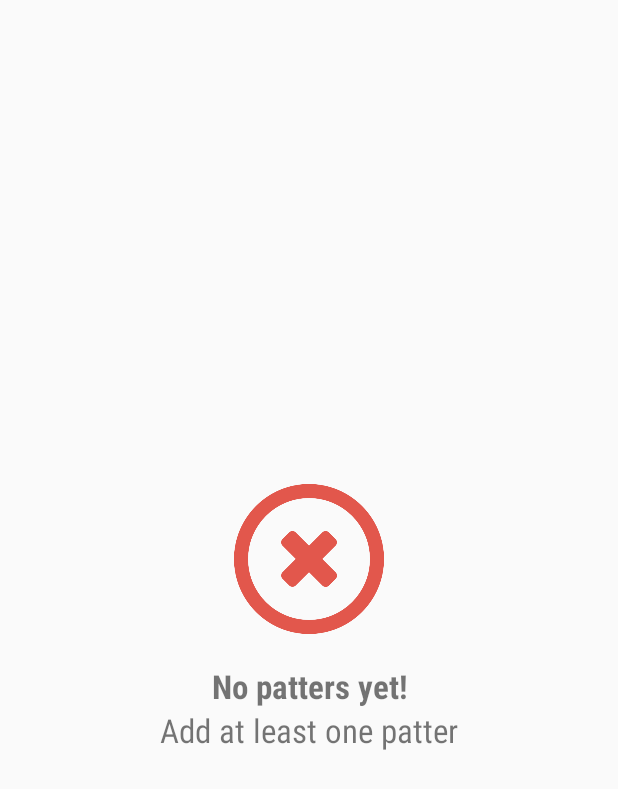
After one commit to prashant31191/SpeechPlus, an Android app: the layout fragment_empty.xml on its own in the app's theme, with its tools: preview values and no code run, on a phone screen of 412 x 824 dp. The commit adds this screen. Shown: the top 789 px of the screen. Run offline under Robolectric (Android 15) with nearby library versions, the phone set to English and light mode, and no system bars.

Commit message:
Change fragment_empty.xml

```diff
--- a/app/src/main/res/layout-sw600dp/card_view_speech.xml
+++ b/app/src/main/res/layout-sw600dp/card_view_speech.xml
@@ -27,7 +27,7 @@
             android:layout_margin="@dimen/title_text_margin"
             android:fontFamily="sans-serif-condensed"
             android:gravity="center"
-            android:textSize="@dimen/title_size"
+            android:textSize="@dimen/title_size_tablet"
             tools:text="Text"/>
 
         <com.sackcentury.shinebuttonlib.ShineButton
--- /dev/null
+++ b/app/src/main/res/layout-sw600dp/fragment_empty.xml
@@ -0,0 +1,51 @@
+<?xml version="1.0" encoding="utf-8"?>
+<android.support.design.widget.CoordinatorLayout
+    xmlns:android="http://schemas.android.com/apk/res/android"
+    android:layout_width="match_parent"
+    android:layout_height="match_parent"
+    xmlns:tools="http://schemas.android.com/tools">
+
+    <android.support.v4.widget.NestedScrollView
+        android:layout_width="match_parent"
+        android:layout_height="match_parent">
+
+        <LinearLayout
+            xmlns:android="http://schemas.android.com/apk/res/android"
+            android:layout_width="match_parent"
+            android:layout_height="match_parent"
+            android:layout_gravity="center"
+            android:orientation="vertical">
+
+            <ImageView
+                android:id="@+id/empty_image"
+                android:layout_width="150dp"
+                android:layout_height="150dp"
+                android:layout_gravity="center"
+                tools:src="@drawable/cancel"/>
+
+            <TextView
+                android:id="@+id/empty_title"
+                android:layout_width="match_parent"
+                android:layout_height="match_parent"
+                android:layout_marginLeft="@dimen/title_text_margin"
+                android:layout_marginRight="@dimen/title_text_margin"
+                android:layout_marginTop="20dp"
+                android:fontFamily="sans-serif-condensed"
+                android:gravity="center"
+                android:textSize="@dimen/title_size_tablet"
+                android:textStyle="bold"
+                tools:text="@string/favorites_title"/>
+
+            <TextView
+                android:id="@+id/empty_subtitle"
+                android:layout_width="match_parent"
+                android:layout_height="match_parent"
+                android:layout_marginLeft="@dimen/title_text_margin"
+                android:layout_marginRight="@dimen/title_text_margin"
+                android:fontFamily="sans-serif-condensed"
+                android:gravity="center"
+                android:textSize="@dimen/title_size"
+                tools:text="@string/favorites_subtitle"/>
+        </LinearLayout>
+    </android.support.v4.widget.NestedScrollView>
+</android.support.design.widget.CoordinatorLayout>
--- /dev/null
+++ b/app/src/main/res/layout/fragment_empty.xml
@@ -0,0 +1,51 @@
+<?xml version="1.0" encoding="utf-8"?>
+<android.support.design.widget.CoordinatorLayout
+    xmlns:android="http://schemas.android.com/apk/res/android"
+    android:layout_width="match_parent"
+    android:layout_height="match_parent"
+    xmlns:tools="http://schemas.android.com/tools">
+
+    <android.support.v4.widget.NestedScrollView
+        android:layout_width="match_parent"
+        android:layout_height="match_parent">
+
+        <LinearLayout
+            xmlns:android="http://schemas.android.com/apk/res/android"
+            android:layout_width="match_parent"
+            android:layout_height="match_parent"
+            android:layout_gravity="center"
+            android:orientation="vertical">
+
+            <ImageView
+                android:id="@+id/empty_image"
+                android:layout_width="100dp"
+                android:layout_height="100dp"
+                android:layout_gravity="center"
+                tools:src="@drawable/cancel"/>
+
+            <TextView
+                android:id="@+id/empty_title"
+                android:layout_width="match_parent"
+                android:layout_height="match_parent"
+                android:layout_marginLeft="@dimen/title_text_margin"
+                android:layout_marginRight="@dimen/title_text_margin"
+                android:layout_marginTop="20dp"
+                android:fontFamily="sans-serif-condensed"
+                android:gravity="center"
+                android:textSize="@dimen/title_size"
+                android:textStyle="bold"
+                tools:text="@string/favorites_title"/>
+
+            <TextView
+                android:id="@+id/empty_subtitle"
+                android:layout_width="match_parent"
+                android:layout_height="match_parent"
+                android:layout_marginLeft="@dimen/title_text_margin"
+                android:layout_marginRight="@dimen/title_text_margin"
+                android:fontFamily="sans-serif-condensed"
+                android:gravity="center"
+                android:textSize="@dimen/title_size"
+                tools:text="@string/favorites_subtitle"/>
+        </LinearLayout>
+    </android.support.v4.widget.NestedScrollView>
+</android.support.design.widget.CoordinatorLayout>
--- a/app/src/main/res/values/dimens.xml
+++ b/app/src/main/res/values/dimens.xml
@@ -3,6 +3,7 @@
     <dimen name="card_view">10dp</dimen>
     <dimen name="card_corner_radius">6dp</dimen>
     <dimen name="title_size">22sp</dimen>
+    <dimen name="title_size_tablet">26sp</dimen>
     <dimen name="title_text_margin">8dp</dimen>
     <dimen name="spinner_margin">10dp</dimen>
     <dimen name="favorite_button_margin">10dp</dimen>
--- a/app/src/main/res/values/strings.xml
+++ b/app/src/main/res/values/strings.xml
@@ -22,4 +22,6 @@
     <string name="hint_patter">Enter your patter</string>
     <string name="save_button_tip">Data saved</string>
     <string name="choose_gallery">Select an app</string>
+    <string name="favorites_subtitle">Add at least one patter</string>
+    <string name="favorites_title">No patters yet!</string>
 </resources>
```
Also changed, not shown: app/src/main/java/com/shavkunov/razvitie/samo/tabs/FavoritesFragment.java (+31 -14 lines), app/src/main/res/layout/fragment_favorites_empty.xml (deleted, +0 -21 lines), app/src/main/res/drawable/cancel.png (added), 7 other files.
